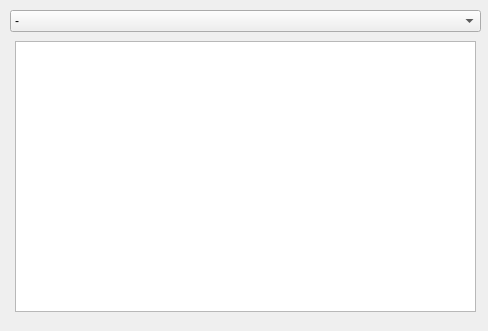
First picture: the form in main.ui, repository Arthur231456/Exersice-5, before the edit.
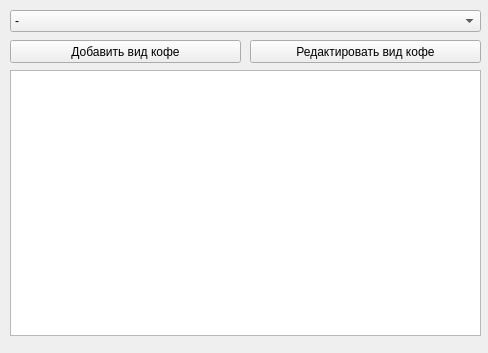
Second picture: the form after the edit.

Patch:
```diff
--- a/main.ui
+++ b/main.ui
@@ -7,7 +7,7 @@
     <x>0</x>
     <y>0</y>
     <width>488</width>
-    <height>331</height>
+    <height>353</height>
    </rect>
   </property>
   <property name="windowTitle">
@@ -95,14 +95,40 @@
    <widget class="QTableWidget" name="tableWidget">
     <property name="geometry">
      <rect>
-      <x>15</x>
-      <y>41</y>
-      <width>461</width>
-      <height>271</height>
+      <x>10</x>
+      <y>70</y>
+      <width>471</width>
+      <height>266</height>
      </rect>
     </property>
     <property name="showGrid">
-     <bool>false</bool>
+     <bool>true</bool>
+    </property>
+   </widget>
+   <widget class="QPushButton" name="btn">
+    <property name="geometry">
+     <rect>
+      <x>10</x>
+      <y>40</y>
+      <width>231</width>
+      <height>23</height>
+     </rect>
+    </property>
+    <property name="text">
+     <string>Добавить вид кофе</string>
+    </property>
+   </widget>
+   <widget class="QPushButton" name="btn2">
+    <property name="geometry">
+     <rect>
+      <x>250</x>
+      <y>40</y>
+      <width>231</width>
+      <height>23</height>
+     </rect>
+    </property>
+    <property name="text">
+     <string>Редактировать вид кофе</string>
     </property>
    </widget>
   </widget>
```
